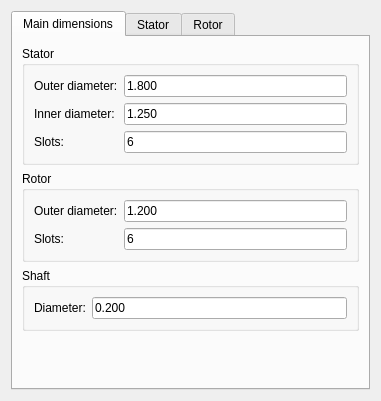
First picture: the form in resources/forms/Motor.ui, repository hpfem/agros2d, before the edit.
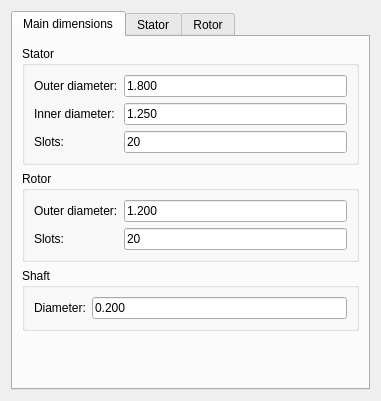
Second picture: the form after the edit.

Patch:
```diff
--- a/resources/forms/Motor.ui
+++ b/resources/forms/Motor.ui
@@ -65,7 +65,7 @@
                <string/>
               </property>
               <property name="text">
-               <string>6</string>
+               <string>20</string>
               </property>
               <property name="dataType" stdset="0">
                <string>int</string>
@@ -138,7 +138,7 @@
                <string/>
               </property>
               <property name="text">
-               <string>6</string>
+               <string>20</string>
               </property>
               <property name="dataType" stdset="0">
                <string>int</string>
```
Left out of the diff: 3 changed lines with no effect on the pictures.
